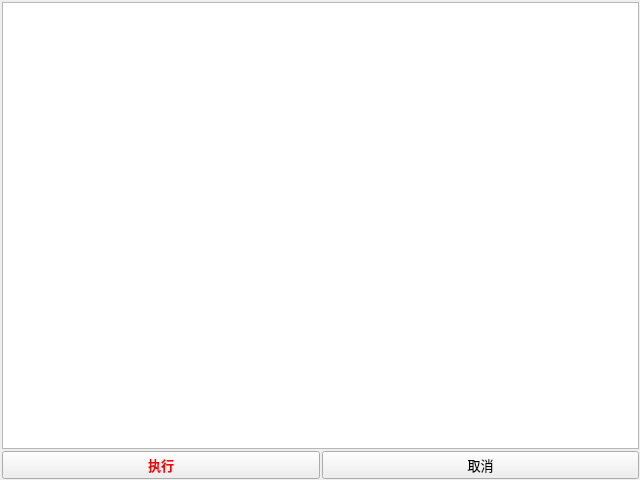
hrpzcf/RenameTool, file ui/PreviewUI.ui: the form before one commit.
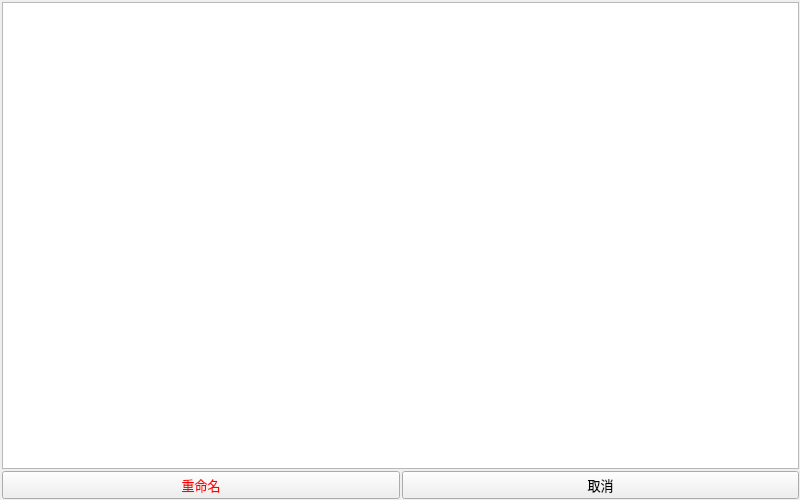
The form after the commit.

```diff
--- a/ui/PreviewUI.ui
+++ b/ui/PreviewUI.ui
@@ -9,8 +9,8 @@
    <rect>
     <x>0</x>
     <y>0</y>
-    <width>640</width>
-    <height>480</height>
+    <width>800</width>
+    <height>500</height>
    </rect>
   </property>
   <property name="windowTitle">
@@ -22,8 +22,8 @@
      <rect>
       <x>0</x>
       <y>0</y>
-      <width>641</width>
-      <height>481</height>
+      <width>801</width>
+      <height>501</height>
      </rect>
     </property>
     <layout class="QVBoxLayout" name="verticalLayout" stretch="94,6">
@@ -110,12 +110,12 @@
           <font>
            <family>Microsoft YaHei UI</family>
            <pointsize>10</pointsize>
-           <weight>75</weight>
-           <bold>true</bold>
+           <weight>50</weight>
+           <bold>false</bold>
           </font>
          </property>
          <property name="text">
-          <string>执行</string>
+          <string>重命名</string>
          </property>
         </widget>
        </item>
```
Left out of the diff: 4 changed lines with no effect on the pictures.
